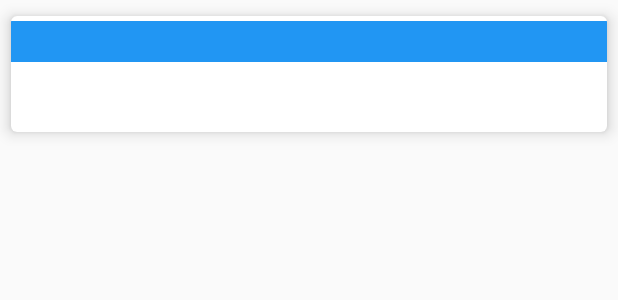
After one commit to mrbublos/freedic, an Android app: the layout verb.xml on its own in the app's theme, with its tools: preview values and no code run, on a phone screen of 412 x 824 dp. The commit adds this screen. Shown: the top 300 px of the screen. Run offline under Robolectric (Android 15) with nearby library versions, the phone set to English and light mode, and no system bars.

Commit message:
verbs draft

```diff
--- a/app/build.gradle
+++ b/app/build.gradle
@@ -27,5 +27,6 @@ dependencies {
     implementation 'androidx.cardview:cardview:1.0.0' //for Android
     implementation 'androidx.recyclerview:recyclerview:1.0.0' //for Android
 
+    implementation 'org.jsoup:jsoup:1.10.3'
     implementation 'com.github.kittinunf.fuel:fuel-android:1.16.0' //for Android
 }
--- /dev/null
+++ b/app/src/main/res/layout/verb.xml
@@ -0,0 +1,67 @@
+<?xml version="1.0" encoding="utf-8"?>
+<androidx.cardview.widget.CardView
+    xmlns:android="http://schemas.android.com/apk/res/android"
+    xmlns:app="http://schemas.android.com/apk/res-auto"
+    android:layout_width="match_parent"
+    android:layout_height="wrap_content"
+    app:cardCornerRadius="4dp"
+    app:cardElevation="6dp"
+    app:cardUseCompatPadding="true"
+    app:cardBackgroundColor="@color/cardview_light_background"
+    >
+    <androidx.constraintlayout.widget.ConstraintLayout
+        android:layout_width="match_parent"
+        android:layout_height="wrap_content">
+
+        <ImageButton
+            android:id="@+id/sound"
+            android:layout_width="30dp"
+            android:layout_height="30dp"
+            android:layout_marginStart="8dp"
+            android:layout_marginBottom="8dp"
+            app:layout_constraintBottom_toTopOf="@+id/guideline2"
+            app:layout_constraintStart_toStartOf="parent"
+            app:layout_constraintTop_toTopOf="parent"
+            app:srcCompat="@android:drawable/ic_lock_silent_mode_off"
+            android:background="#2196F3"
+            android:visibility="gone"
+            android:contentDescription="@string/how_it_sounds" />
+
+        <TextView
+            android:id="@+id/search"
+            android:layout_width="0dp"
+            android:layout_height="wrap_content"
+            android:paddingStart="20dp"
+            android:paddingEnd="20dp"
+            android:gravity="right|center_vertical"
+            android:text=""
+            android:textSize="20sp"
+            android:background="#2196F3"
+            app:layout_constraintBottom_toTopOf="@+id/guideline2"
+            app:layout_constraintEnd_toEndOf="parent"
+            app:layout_constraintStart_toEndOf="@id/sound"
+            app:layout_constraintTop_toTopOf="parent" />
+
+        <TextView
+            android:id="@+id/translations"
+            android:textSize="20sp"
+            android:layout_width="match_parent"
+            android:layout_height="wrap_content"
+            android:layout_marginStart="8dp"
+            android:layout_marginTop="8dp"
+            android:layout_marginEnd="8dp"
+            android:layout_marginBottom="8dp"
+            android:ems="10"
+            app:layout_constraintBottom_toBottomOf="parent"
+            app:layout_constraintEnd_toEndOf="parent"
+            app:layout_constraintStart_toStartOf="parent"
+            app:layout_constraintTop_toTopOf="@+id/guideline2" />
+
+        <androidx.constraintlayout.widget.Guideline
+            android:id="@+id/guideline2"
+            android:layout_width="wrap_content"
+            android:layout_height="wrap_content"
+            android:orientation="horizontal"
+            app:layout_constraintGuide_begin="34dp" />
+    </androidx.constraintlayout.widget.ConstraintLayout>
+</androidx.cardview.widget.CardView>
--- a/build.gradle
+++ b/build.gradle
@@ -7,7 +7,7 @@ buildscript {
         jcenter()
     }
     dependencies {
-        classpath 'com.android.tools.build:gradle:3.3.0'
+        classpath 'com.android.tools.build:gradle:3.4.2'
         classpath "org.jetbrains.kotlin:kotlin-gradle-plugin:$kotlin_version"
 
         // NOTE: Do not place your application dependencies here; they belong
```
Also changed, not shown: app/src/main/java/a/freedic/Data.kt (+18 -0 lines), app/src/main/java/a/freedic/DictionaryPageViewModel.kt (+20 -1 lines), app/src/main/java/a/freedic/MainActivity.kt (+29 -32 lines), app/src/main/java/a/freedic/PagerFragment.kt (added, +21 -0 lines), app/src/main/java/a/freedic/TranslationsFragment.kt (added, +47 -0 lines), app/src/main/java/a/freedic/VerbFragment.kt (added, +29 -0 lines), app/src/main/java/a/freedic/VerbListAdapter.kt (added, +23 -0 lines), app/src/main/java/a/freedic/VerbService.kt (added, +86 -0 lines), app/src/main/res/layout/activity_main.xml (+5 -5 lines), app/src/main/res/layout/translations_list.xml (added, +20 -0 lines), gradle/wrapper/gradle-wrapper.properties.
